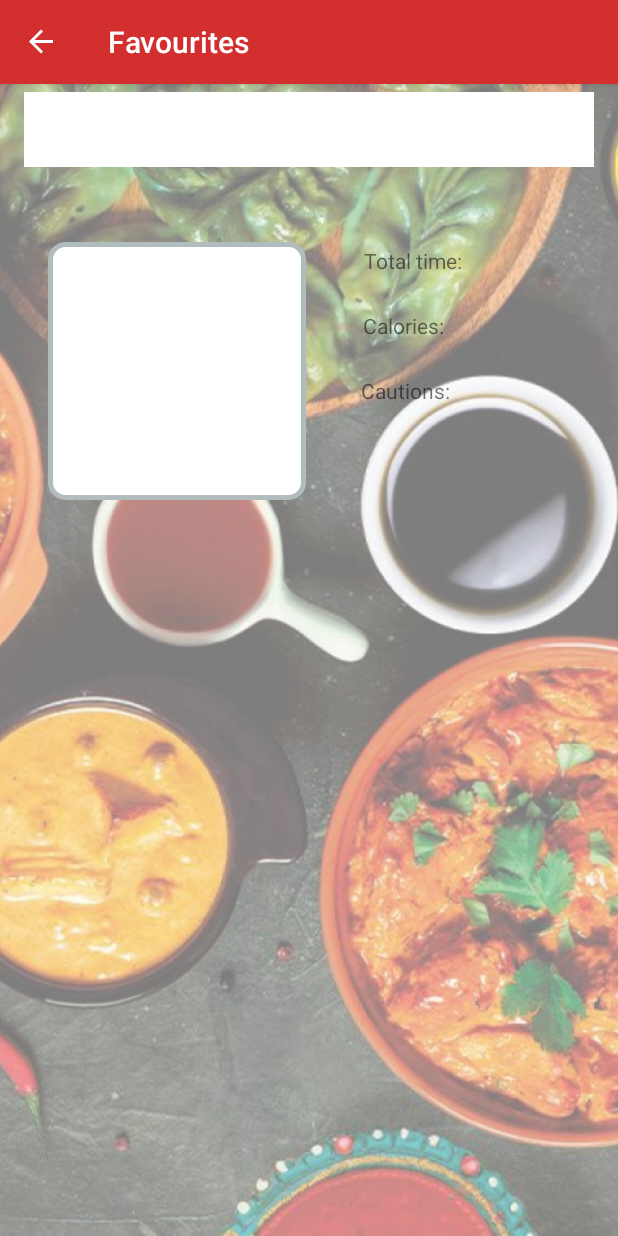
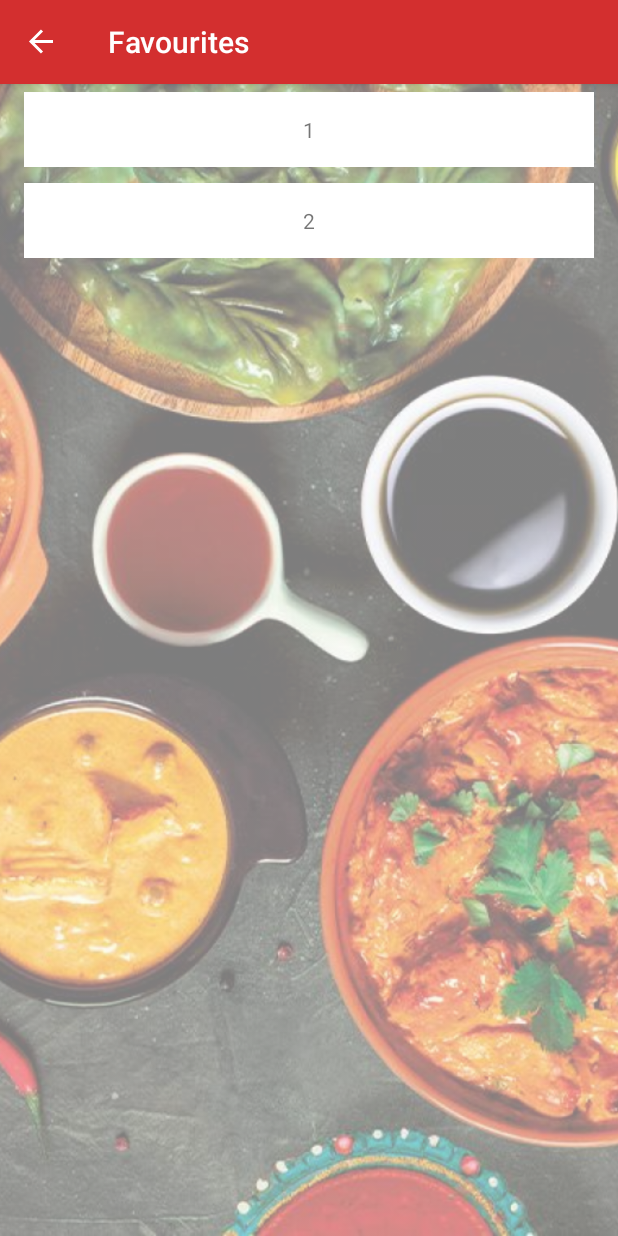
Before and after one commit to KlausBenislavskis/FoodTinder, an Android app: the FavouriteRecipeFragment screen opened through its navigation route, in the side drawer, after a tap on "Favourites", on a phone screen of 412 x 824 dp. Run offline under Robolectric (Android 15) with nearby library versions, the phone set to English and light mode, and no system bars; our stand-ins replace Firebase (no records; nobody signed in at launch, a user with empty details on screens opened directly), navigation-ui; libraries missing offline, so code that uses them is left out: com.firebase.ui.

Commit message:
Re-re-implementation of favourite recipe list

```diff
--- a/app/src/main/java/com/example/foodtinder/adapters/FavouriteRecipeListAdapter.java
+++ b/app/src/main/java/com/example/foodtinder/adapters/FavouriteRecipeListAdapter.java
@@ -1,33 +1,34 @@
 package com.example.foodtinder.adapters;
 
-
 import android.annotation.SuppressLint;
+import android.content.Context;
+import android.content.Intent;
 import android.view.LayoutInflater;
 import android.view.View;
 import android.view.ViewGroup;
-import android.widget.ImageView;
 import android.widget.TextView;
 
 import androidx.annotation.NonNull;
+import androidx.constraintlayout.widget.ConstraintLayout;
 import androidx.recyclerview.widget.RecyclerView;
 
 import com.example.foodtinder.R;
-import com.example.foodtinder.models.RecipeItemModel;
-import com.squareup.picasso.Picasso;
+import com.example.foodtinder.models.UserRecipe;
+import com.example.foodtinder.ui.Recipe_Details.RecipeDetailsFragment;
 
 import java.util.List;
 
 public class FavouriteRecipeListAdapter extends RecyclerView.Adapter<FavouriteRecipeListAdapter.ViewHolder> {
-    List<RecipeItemModel> recipes;
+    private List<UserRecipe> recipes;
     private OnClickListenerRecipe listener;
-    int previousExpandedPosition = -1;
-    int mExpandedPosition = -1;
+    private Context context;
 
     public void setOnClickListener(OnClickListenerRecipe listener) {
         this.listener = listener;
     }
 
-    public FavouriteRecipeListAdapter(List<RecipeItemModel> recipeItemModelList) {
+    public FavouriteRecipeListAdapter(Context context, List<UserRecipe> recipeItemModelList) {
+        this.context = context;
         this.recipes = recipeItemModelList;
     }
 
@@ -41,42 +42,14 @@ public class FavouriteRecipeListAdapter extends RecyclerView.Adapter<FavouriteRe
 
     @Override
     public void onBindViewHolder(@NonNull ViewHolder holder, @SuppressLint("RecyclerView") int position) {
-        final boolean isExpanded = position == mExpandedPosition;
-        RecipeItemModel item = recipes.get(position);
+        UserRecipe item = recipes.get(position);
         holder.title.setText(recipes.get(position).getName());
-        String ing = "";
-        for (int i=0; i< item.getIngredients().size(); i++) {
-            ing += item.getIngredients().get(i).text + "\n";
-        }
-        holder.ingredients.setText(ing);
-
-        String cautions = "";
-        for (int i=0; i< item.getCautions().size(); i++) {
-            cautions += item.getCautions().get(i);
-        }
-        holder.cautions.setText(cautions);
-        holder.calories.setText(String.valueOf(Math.round(item.getCalories())));
-        holder.totalTime.setText(String.valueOf(item.getTotalTime()));
-        Picasso.get()
-                .load(item.getImage())
-                .fit()
-                .centerCrop()
-                .into(holder.image);
-        holder.image.setVisibility(isExpanded?View.VISIBLE:View.GONE);
-        holder.calories.setVisibility(isExpanded?View.VISIBLE:View.GONE);
-        holder.totalTime.setVisibility(isExpanded?View.VISIBLE:View.GONE);
-        holder.cautions.setVisibility(isExpanded?View.VISIBLE:View.GONE);
-        holder.ingredients.setVisibility(isExpanded?View.VISIBLE:View.GONE);
-        holder.itemView.setActivated(isExpanded);
-        if(isExpanded){
-            previousExpandedPosition = position;
-        }
-        holder.itemView.setOnClickListener(new View.OnClickListener(){
+        holder.layout.setOnClickListener(new View.OnClickListener() {
             @Override
-            public void onClick(View v){
-                mExpandedPosition = isExpanded ? -1:position;
-                notifyItemChanged(previousExpandedPosition);
-                notifyItemChanged(position);
+            public void onClick(View view) {
+                Intent intent = new Intent(context, RecipeDetailsFragment.class);
+                intent.putExtra("id", recipes.get(position).getId());
+                context.startActivity(intent);
             }
         });
     }
@@ -87,21 +60,13 @@ public class FavouriteRecipeListAdapter extends RecyclerView.Adapter<FavouriteRe
     }
 
     class ViewHolder extends RecyclerView.ViewHolder {
-        private  ImageView image;
-        private  TextView title;
-        private  TextView ingredients;
-        private  TextView cautions;
-        private  TextView totalTime;
-        private  TextView calories;
+        private TextView title;
+        private ConstraintLayout layout;
 
         ViewHolder(View itemView){
             super(itemView);
-            image = itemView.findViewById(R.id.recipe_small_image);
             title = itemView.findViewById(R.id.recipe_title);
-            ingredients = itemView.findViewById(R.id.recipe_ingredients);
-            cautions = itemView.findViewById(R.id.recipe_cautions);
-            totalTime = itemView.findViewById(R.id.recipe_totalTime);
-            calories = itemView.findViewById(R.id.recipe_calories);
+            layout = itemView.findViewById(R.id.favourite_recipe_item);
             itemView.setOnClickListener(v ->{
                 //listener.OnClickRecipe(recipes.get(getBindingAdapterPosition()));
                 System.out.println("Clicked");
@@ -110,6 +75,6 @@ public class FavouriteRecipeListAdapter extends RecyclerView.Adapter<FavouriteRe
     }
 
     public interface OnClickListenerRecipe {
-        void OnClickRecipe(RecipeItemModel recipe);
+        void OnClickRecipe(UserRecipe recipe);
     }
 }
--- a/app/src/main/java/com/example/foodtinder/mappers/ApiToModel.java
+++ b/app/src/main/java/com/example/foodtinder/mappers/ApiToModel.java
@@ -1,14 +1,14 @@
 package com.example.foodtinder.mappers;
 
 import com.example.foodtinder.models.RecipeItemModel;
+import com.example.foodtinder.models.UserRecipe;
 import com.example.foodtinder.models.api.Hit;
 
 import java.util.ArrayList;
 import java.util.List;
 
 public class ApiToModel {
-    public static List<RecipeItemModel> map(
-            List<Hit> recipeItems) {
+    public static List<RecipeItemModel> map(List<Hit> recipeItems) {
         List<RecipeItemModel> recipeItemModels = new ArrayList<>();
         for (Hit recipeItem : recipeItems) {
             RecipeItemModel recipeItemModel = new RecipeItemModel(recipeItem.recipe.label,
--- a/app/src/main/java/com/example/foodtinder/repositories/recipe/RecipeRepository.java
+++ b/app/src/main/java/com/example/foodtinder/repositories/recipe/RecipeRepository.java
@@ -1,11 +1,14 @@
 package com.example.foodtinder.repositories.recipe;
 
+import androidx.annotation.NonNull;
 import androidx.lifecycle.MutableLiveData;
 
 import com.example.foodtinder.Config;
 import com.example.foodtinder.api.ServiceGenerator;
 import com.example.foodtinder.models.api.Hit;
 import com.example.foodtinder.models.api.RecipeResponse;
+import com.example.foodtinder.repositories.userCurrent.CurrentUserRepository;
+import com.google.firebase.database.DatabaseReference;
 
 import java.util.ArrayList;
 
@@ -14,6 +17,7 @@ import retrofit2.internal.EverythingIsNonNull;
 
 public class RecipeRepository {
     private static RecipeRepository instance;
+    private DatabaseReference reference;
     private final MutableLiveData<ArrayList<Hit>> searchedRecipe;
 
     public static synchronized RecipeRepository getInstance() {
@@ -21,6 +25,10 @@ public class RecipeRepository {
             instance = new RecipeRepository();
         }
         return instance;
+    }
+
+    public void init(){
+
     }
 
     private RecipeRepository() {
--- a/app/src/main/java/com/example/foodtinder/repositories/userRecipe/UserRecipeRepository.java
+++ b/app/src/main/java/com/example/foodtinder/repositories/userRecipe/UserRecipeRepository.java
@@ -2,6 +2,7 @@ package com.example.foodtinder.repositories.userRecipe;
 
 import androidx.annotation.NonNull;
 
+import com.example.foodtinder.models.RecipeItemModel;
 import com.example.foodtinder.models.UserRecipe;
 import com.example.foodtinder.repositories.userCurrent.CurrentUserRepository;
 import com.google.firebase.database.DatabaseReference;
@@ -25,7 +26,7 @@ public class UserRecipeRepository {
     }
 
     public void init() {
-        reference =getUserRecipeDbReference(FirebaseDatabase.getInstance("https://foodtinder-b3f74-default-rtdb.europe-west1.firebasedatabase.app/").getReference("users"));
+        reference = getUserRecipeDbReference(FirebaseDatabase.getInstance("https://foodtinder-b3f74-default-rtdb.europe-west1.firebasedatabase.app/").getReference("users"));
         recipes = new UserRecipeLiveData(reference);
     }
 
--- a/app/src/main/java/com/example/foodtinder/ui/Favourite_Recipe_List/FavouriteRecipeFragment.java
+++ b/app/src/main/java/com/example/foodtinder/ui/Favourite_Recipe_List/FavouriteRecipeFragment.java
@@ -1,6 +1,4 @@
 package com.example.foodtinder.ui.Favourite_Recipe_List;
-
-import static com.example.foodtinder.mappers.ApiToModel.map;
 
 import android.os.Bundle;
 import android.view.LayoutInflater;
@@ -16,15 +14,16 @@ import androidx.recyclerview.widget.RecyclerView;
 
 import com.example.foodtinder.R;
 import com.example.foodtinder.adapters.FavouriteRecipeListAdapter;
-import com.example.foodtinder.models.RecipeItemModel;
+import com.example.foodtinder.models.UserRecipe;
 import com.example.foodtinder.repositories.recipe.RecipeRepository;
 
+import java.util.ArrayList;
 import java.util.List;
 
 public class FavouriteRecipeFragment extends Fragment {
 
-    RecyclerView recipeList;
-    FavouriteRecipeListAdapter recipeAdapter;
+    private RecyclerView recipeList;
+    private FavouriteRecipeListAdapter recipeAdapter;
     private FavouriteRecipeViewModel viewModel;
 
     @Nullable
@@ -38,8 +37,11 @@ public class FavouriteRecipeFragment extends Fragment {
         recipeList = root.findViewById(R.id.favouriteRecipeListView);
         recipeList.hasFixedSize();
         recipeList.setLayoutManager(new LinearLayoutManager(getContext()));
-        List<RecipeItemModel> list = map(RecipeRepository.getInstance().getSearchedRecipe().getValue());
-        recipeAdapter = new FavouriteRecipeListAdapter(list);
+        //Temporary
+        List<UserRecipe> list = new ArrayList<>();
+        list.add(new UserRecipe("1", "pepe"));
+        list.add(new UserRecipe("2", "pepe2"));
+        recipeAdapter = new FavouriteRecipeListAdapter(getContext(), list);
         recipeList.setAdapter(recipeAdapter);
         viewModel.getRecipes().observe(getViewLifecycleOwner(), userRecipes -> {
             //Have to do so liveData listeners are registered
--- a/app/src/main/java/com/example/foodtinder/ui/Favourite_Recipe_List/FavouriteRecipeViewModel.java
+++ b/app/src/main/java/com/example/foodtinder/ui/Favourite_Recipe_List/FavouriteRecipeViewModel.java
@@ -4,6 +4,7 @@ import android.app.Application;
 
 import androidx.lifecycle.AndroidViewModel;
 
+import com.example.foodtinder.models.RecipeItemModel;
 import com.example.foodtinder.repositories.userRecipe.UserRecipeLiveData;
 import com.example.foodtinder.repositories.userRecipe.UserRecipeRepository;
 
@@ -19,7 +20,6 @@ public class FavouriteRecipeViewModel extends AndroidViewModel {
         userRecipeRepository.init();
     }
 
-
     public UserRecipeLiveData getRecipes() {
         return userRecipeRepository.getRecipes();
     }
--- a/app/src/main/res/layout/favourite_recipe_item.xml
+++ b/app/src/main/res/layout/favourite_recipe_item.xml
@@ -2,7 +2,7 @@
 <androidx.constraintlayout.widget.ConstraintLayout
     xmlns:android="http://schemas.android.com/apk/res/android"
     xmlns:app="http://schemas.android.com/apk/res-auto"
-    android:id="@+id/folding_cell"
+    android:id="@+id/favourite_recipe_item"
     android:layout_width="match_parent"
     android:layout_height="wrap_content"
     android:paddingTop="5dp"
@@ -18,83 +18,4 @@
             app:layout_constraintStart_toStartOf="parent"
             app:layout_constraintTop_toTopOf="parent" />
 
-        <ImageView
-            android:id="@+id/recipe_small_image"
-            android:layout_width="172dp"
-            android:layout_height="172dp"
-            android:layout_marginStart="16dp"
-            android:background="@drawable/round_layout_bg"
-            android:translationY="100dp"
-            app:layout_constraintBottom_toBottomOf="parent"
-            app:layout_constraintStart_toStartOf="parent"
-            app:layout_constraintTop_toTopOf="@+id/recipe_title"
-            app:layout_constraintVertical_bias="0.0" />
-
-        <TextView
-            android:id="@+id/recipe_ingredients"
-            android:layout_width="match_parent"
-            android:layout_height="wrap_content"
-            android:layout_marginTop="120dp"
-            app:layout_constraintEnd_toEndOf="parent"
-            app:layout_constraintHorizontal_bias="0.0"
-            app:layout_constraintStart_toStartOf="parent"
-            app:layout_constraintTop_toBottomOf="@+id/recipe_small_image" />
-
-        <TextView
-            android:id="@+id/recipe_totalTime"
-            android:layout_width="140dp"
-            android:layout_height="wrap_content"
-            android:layout_marginEnd="12dp"
-            android:layout_marginBottom="24dp"
-            app:layout_constraintBottom_toTopOf="@+id/recipe_calories"
-            app:layout_constraintEnd_toEndOf="parent" />
-
-        <TextView
-            android:id="@+id/recipe_calories"
-            android:layout_width="140dp"
-            android:layout_height="wrap_content"
-            android:layout_marginEnd="12dp"
-            android:layout_marginBottom="24dp"
-            app:layout_constraintBottom_toTopOf="@+id/recipe_cautions"
-            app:layout_constraintEnd_toEndOf="parent" />
-
-        <TextView
-            android:id="@+id/recipe_cautions"
-            android:layout_width="140dp"
-            android:layout_height="wrap_content"
-            android:layout_marginEnd="12dp"
-            android:layout_marginBottom="60dp"
-            app:layout_constraintBottom_toTopOf="@+id/recipe_ingredients"
-            app:layout_constraintEnd_toEndOf="parent" />
-
-        <TextView
-            android:id="@+id/textView"
-            android:layout_width="wrap_content"
-            android:layout_height="wrap_content"
-            android:layout_marginEnd="88dp"
-            android:layout_marginBottom="4dp"
-            android:text="Total time:"
-            app:layout_constraintBottom_toTopOf="@+id/recipe_totalTime"
-            app:layout_constraintEnd_toEndOf="parent" />
-
-        <TextView
-            android:id="@+id/textView2"
-            android:layout_width="wrap_content"
-            android:layout_height="wrap_content"
-            android:layout_marginEnd="100dp"
-            android:layout_marginBottom="4dp"
-            android:text="Calories:"
-            app:layout_constraintBottom_toTopOf="@+id/recipe_calories"
-            app:layout_constraintEnd_toEndOf="parent" />
-
-        <TextView
-            android:id="@+id/textView3"
-            android:layout_width="wrap_content"
-            android:layout_height="wrap_content"
-            android:layout_marginEnd="96dp"
-            android:layout_marginBottom="4dp"
-            android:text="Cautions:"
-            app:layout_constraintBottom_toTopOf="@+id/recipe_cautions"
-            app:layout_constraintEnd_toEndOf="parent" />
-
     </androidx.constraintlayout.widget.ConstraintLayout>
```
Also changed, not shown: app/src/main/java/com/example/foodtinder/ui/Recipe_Details/RecipeDetailsFragment.java (added, +45 -0 lines), app/src/main/java/com/example/foodtinder/ui/Recipe_Details/RecipeDetailsViewModel.java (added, +26 -0 lines), app/src/main/res/layout/fragment_recipe_details.xml (added, +100 -0 lines).
